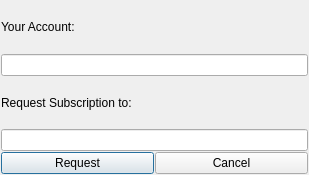
Above: ui/request-subscribe.ui from berndhs/egalite before the change. Below: the same form after it.
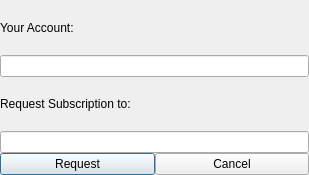
That is the form after the change. Icons and pictures are not drawn.

Commit message: even smaller margins - I want content, not margins

Diff of the .ui file:
```diff
--- a/ui/request-subscribe.ui
+++ b/ui/request-subscribe.ui
@@ -63,7 +63,7 @@
    </item>
   </layout>
  </widget>
- <layoutdefault spacing="1" margin="1"/>
+ <layoutdefault spacing="0" margin="0"/>
  <resources>
   <include location="../dchat.qrc"/>
  </resources>
```
The commit also changes 18 other files.
